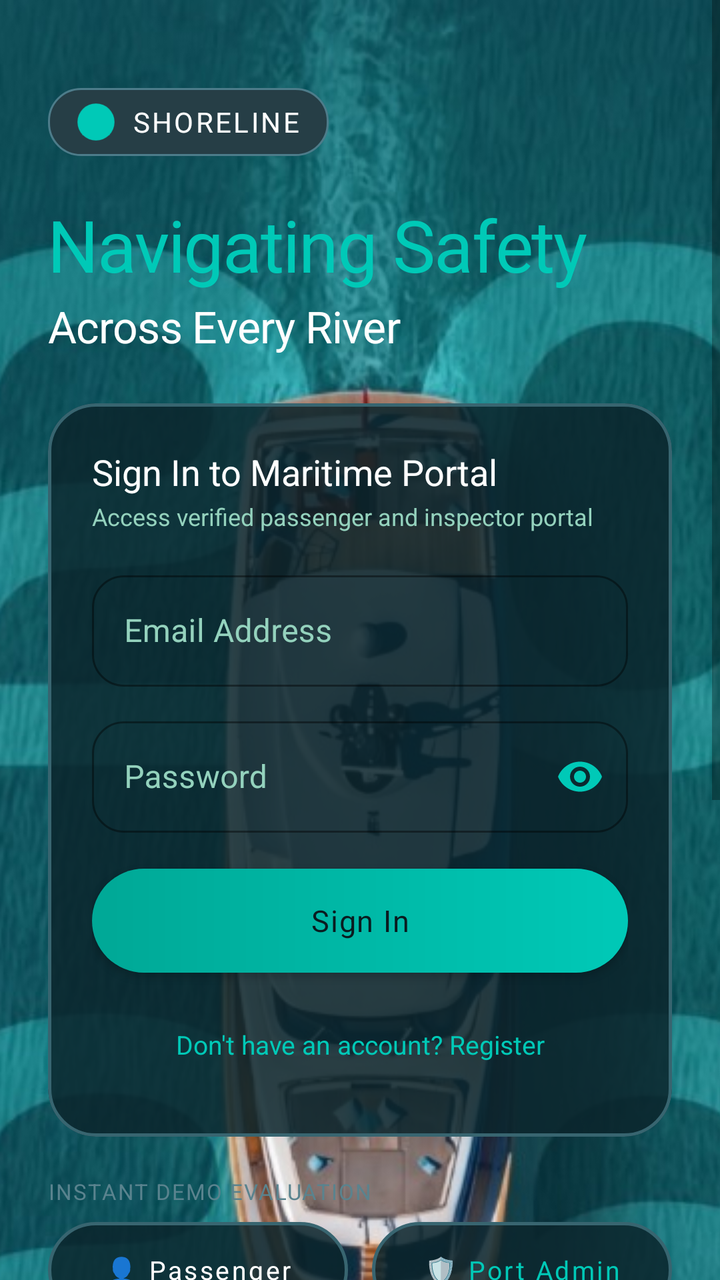
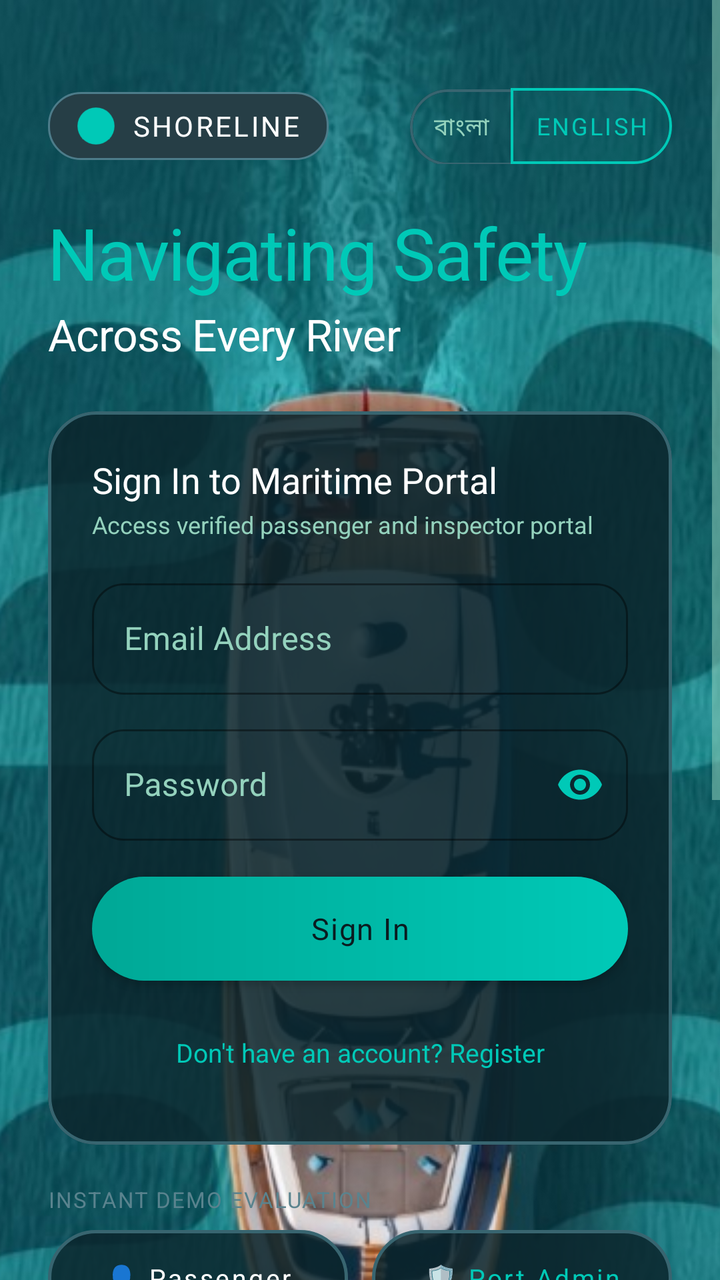

Screens rendered from an Android XML layout before and after an edit, with the pre-edit source and the edit as a unified diff.
<!-- AndroidManifest.xml: application theme Theme.ShoreLine -->
<!-- res/layout/activity_login.xml -->
<?xml version="1.0" encoding="utf-8"?>
<ScrollView xmlns:android="http://schemas.android.com/apk/res/android"
    xmlns:app="http://schemas.android.com/apk/res-auto"
    xmlns:tools="http://schemas.android.com/tools"
    android:layout_width="match_parent"
    android:layout_height="match_parent"
    android:background="@drawable/bg_navara_gradient"
    android:fillViewport="true">

    <androidx.constraintlayout.widget.ConstraintLayout
        android:layout_width="match_parent"
        android:layout_height="wrap_content">

        
        <ImageView
            android:layout_width="match_parent"
            android:layout_height="match_parent"
            android:contentDescription="@null"
            android:scaleType="centerCrop"
            android:src="@drawable/bg_navara_login_hero"
            app:layout_constraintBottom_toBottomOf="parent"
            app:layout_constraintEnd_toEndOf="parent"
            app:layout_constraintStart_toStartOf="parent"
            app:layout_constraintTop_toTopOf="parent" />

        
        <View
            android:layout_width="match_parent"
            android:layout_height="match_parent"
            android:background="#6602181E"
            app:layout_constraintBottom_toBottomOf="parent"
            app:layout_constraintEnd_toEndOf="parent"
            app:layout_constraintStart_toStartOf="parent"
            app:layout_constraintTop_toTopOf="parent" />

        
        <View
            android:layout_width="match_parent"
            android:layout_height="match_parent"
            android:background="@drawable/bg_navara_scrim_gradient"
            app:layout_constraintBottom_toBottomOf="parent"
            app:layout_constraintEnd_toEndOf="parent"
            app:layout_constraintStart_toStartOf="parent"
            app:layout_constraintTop_toTopOf="parent" />

        
        <LinearLayout
            android:layout_width="match_parent"
            android:layout_height="wrap_content"
            android:orientation="vertical"
            android:paddingStart="24dp"
            android:paddingTop="44dp"
            android:paddingEnd="24dp"
            android:paddingBottom="36dp"
            app:layout_constraintEnd_toEndOf="parent"
            app:layout_constraintStart_toStartOf="parent"
            app:layout_constraintTop_toTopOf="parent">

            
            <LinearLayout
                android:layout_width="wrap_content"
                android:layout_height="wrap_content"
                android:background="@drawable/bg_navara_chip"
                android:gravity="center_vertical"
                android:orientation="horizontal"
                android:paddingStart="14dp"
                android:paddingTop="7dp"
                android:paddingEnd="14dp"
                android:paddingBottom="7dp">

                <ImageView
                    android:layout_width="20dp"
                    android:layout_height="20dp"
                    android:contentDescription="@string/app_name"
                    android:src="@drawable/ic_shoreline_logo"
                    app:tint="@color/navara_neon_cyan" />

                <TextView
                    android:layout_width="wrap_content"
                    android:layout_height="wrap_content"
                    android:layout_marginStart="8dp"
                    android:fontFamily="sans-serif-black"
                    android:letterSpacing="0.08"
                    android:text="SHORELINE"
                    android:textColor="@color/navara_text_title"
                    android:textSize="14sp" />
            </LinearLayout>

            
            <TextView
                android:layout_width="wrap_content"
                android:layout_height="wrap_content"
                android:layout_marginTop="20dp"
                android:fontFamily="sans-serif-black"
                android:letterSpacing="-0.02"
                android:text="Navigating Safety"
                android:textColor="@color/navara_neon_cyan"
                android:textSize="36sp" />

            <TextView
                android:layout_width="wrap_content"
                android:layout_height="wrap_content"
                android:layout_marginTop="2dp"
                android:fontFamily="sans-serif-medium"
                android:letterSpacing="-0.01"
                android:text="Across Every River"
                android:textColor="@color/navara_text_title"
                android:textSize="22sp" />

            
            <com.google.android.material.card.MaterialCardView
                android:layout_width="match_parent"
                android:layout_height="wrap_content"
                android:layout_marginTop="24dp"
                app:cardBackgroundColor="@color/navara_glass_surface"
                app:cardCornerRadius="24dp"
                app:cardElevation="0dp"
                app:strokeColor="@color/navara_glass_border"
                app:strokeWidth="1.5dp">

                <LinearLayout
                    android:layout_width="match_parent"
                    android:layout_height="wrap_content"
                    android:orientation="vertical"
                    android:padding="22dp">

                    <TextView
                        android:layout_width="wrap_content"
                        android:layout_height="wrap_content"
                        android:fontFamily="sans-serif-bold"
                        android:text="Sign In to Maritime Portal"
                        android:textColor="@color/navara_text_title"
                        android:textSize="18sp" />

                    <TextView
                        android:layout_width="wrap_content"
                        android:layout_height="wrap_content"
                        android:layout_marginTop="2dp"
                        android:fontFamily="sans-serif"
                        android:text="Access verified passenger and inspector portal"
                        android:textColor="@color/navara_text_subtitle"
                        android:textSize="12sp" />

                    
                    <com.google.android.material.textfield.TextInputLayout
                        style="@style/Widget.MaterialComponents.TextInputLayout.OutlinedBox"
                        android:layout_width="match_parent"
                        android:layout_height="wrap_content"
                        android:layout_marginTop="16dp"
                        android:hint="@string/label_email"
                        android:textColorHint="@color/navara_text_subtitle"
                        app:boxCornerRadiusBottomEnd="16dp"
                        app:boxCornerRadiusBottomStart="16dp"
                        app:boxCornerRadiusTopEnd="16dp"
                        app:boxCornerRadiusTopStart="16dp"
                        app:boxStrokeColor="@color/navara_neon_cyan"
                        app:hintTextColor="@color/navara_neon_cyan">

                        <com.google.android.material.textfield.TextInputEditText
                            android:id="@+id/etEmail"
                            android:layout_width="match_parent"
                            android:layout_height="wrap_content"
                            android:fontFamily="sans-serif"
                            android:inputType="textEmailAddress"
                            android:minHeight="@dimen/min_touch_target"
                            android:textColor="@color/navara_text_title" />
                    </com.google.android.material.textfield.TextInputLayout>

                    
                    <com.google.android.material.textfield.TextInputLayout
                        style="@style/Widget.MaterialComponents.TextInputLayout.OutlinedBox"
                        android:layout_width="match_parent"
                        android:layout_height="wrap_content"
                        android:layout_marginTop="12dp"
                        android:hint="@string/label_password"
                        android:textColorHint="@color/navara_text_subtitle"
                        app:boxCornerRadiusBottomEnd="16dp"
                        app:boxCornerRadiusBottomStart="16dp"
                        app:boxCornerRadiusTopEnd="16dp"
                        app:boxCornerRadiusTopStart="16dp"
                        app:boxStrokeColor="@color/navara_neon_cyan"
                        app:hintTextColor="@color/navara_neon_cyan"
                        app:passwordToggleEnabled="true"
                        app:passwordToggleTint="@color/navara_neon_cyan">

                        <com.google.android.material.textfield.TextInputEditText
                            android:id="@+id/etPassword"
                            android:layout_width="match_parent"
                            android:layout_height="wrap_content"
                            android:fontFamily="sans-serif"
                            android:inputType="textPassword"
                            android:minHeight="@dimen/min_touch_target"
                            android:textColor="@color/navara_text_title" />
                    </com.google.android.material.textfield.TextInputLayout>

                    
                    <ProgressBar
                        android:id="@+id/loginProgress"
                        android:layout_width="wrap_content"
                        android:layout_height="wrap_content"
                        android:layout_gravity="center"
                        android:layout_marginTop="10dp"
                        android:indeterminateTint="@color/navara_neon_cyan"
                        android:visibility="gone" />

                    
                    <com.google.android.material.button.MaterialButton
                        android:id="@+id/btnLogin"
                        android:layout_width="match_parent"
                        android:layout_height="52dp"
                        android:layout_marginTop="18dp"
                        android:background="@drawable/bg_navara_neon_button"
                        android:fontFamily="sans-serif-black"
                        android:letterSpacing="0.04"
                        android:text="@string/btn_login"
                        android:textAllCaps="false"
                        android:textColor="@color/navara_text_dark"
                        android:textSize="15sp"
                        app:backgroundTint="@null" />

                    
                    <TextView
                        android:id="@+id/tvGoToRegister"
                        android:layout_width="match_parent"
                        android:layout_height="wrap_content"
                        android:layout_marginTop="12dp"
                        android:fontFamily="sans-serif-medium"
                        android:gravity="center"
                        android:minHeight="@dimen/min_touch_target"
                        android:padding="8dp"
                        android:text="@string/prompt_no_account"
                        android:textColor="@color/navara_neon_cyan"
                        android:textSize="13sp" />
                </LinearLayout>
            </com.google.android.material.card.MaterialCardView>

            
            <TextView
                android:layout_width="wrap_content"
                android:layout_height="wrap_content"
                android:layout_marginTop="20dp"
                android:fontFamily="sans-serif-medium"
                android:letterSpacing="0.06"
                android:text="INSTANT DEMO EVALUATION"
                android:textColor="@color/navara_text_muted"
                android:textSize="11sp" />

            <LinearLayout
                android:layout_width="match_parent"
                android:layout_height="wrap_content"
                android:layout_marginTop="8dp"
                android:orientation="horizontal">

                <com.google.android.material.button.MaterialButton
                    android:id="@+id/btnDemoPassenger"
                    android:layout_width="0dp"
                    android:layout_height="48dp"
                    android:layout_marginEnd="6dp"
                    android:layout_weight="1"
                    android:background="@drawable/bg_navara_glass_card"
                    android:fontFamily="sans-serif-bold"
                    android:insetTop="0dp"
                    android:insetBottom="0dp"
                    android:text="👤 Passenger"
                    android:textAllCaps="false"
                    android:textColor="@color/navara_text_title"
                    android:textSize="13sp"
                    app:backgroundTint="@null" />

                <com.google.android.material.button.MaterialButton
                    android:id="@+id/btnDemoAdmin"
                    android:layout_width="0dp"
                    android:layout_height="48dp"
                    android:layout_marginStart="6dp"
                    android:layout_weight="1"
                    android:background="@drawable/bg_navara_glass_card"
                    android:fontFamily="sans-serif-bold"
                    android:insetTop="0dp"
                    android:insetBottom="0dp"
                    android:text="🛡️ Port Admin"
                    android:textAllCaps="false"
                    android:textColor="@color/navara_neon_cyan"
                    android:textSize="13sp"
                    app:backgroundTint="@null" />
            </LinearLayout>

            
            <com.google.android.material.button.MaterialButton
                android:id="@+id/btnOpenLifecycleLab"
                style="@style/Widget.MaterialComponents.Button.TextButton"
                android:layout_width="wrap_content"
                android:layout_height="@dimen/min_touch_target"
                android:layout_gravity="center_horizontal"
                android:layout_marginTop="8dp"
                android:fontFamily="sans-serif-medium"
                android:text="@string/btn_open_lifecycle_lab"
                android:textColor="@color/navara_text_subtitle"
                android:textSize="12sp" />

        </LinearLayout>
    </androidx.constraintlayout.widget.ConstraintLayout>
</ScrollView>
<!-- resources referenced by this layout -->
<resources>
  <color name="navara_glass_border">#386570</color>
  <color name="navara_glass_surface">#D90B252C</color>
  <color name="navara_neon_cyan">#00C9B7</color>
  <color name="navara_text_dark">#0A1C20</color>
  <color name="navara_text_muted">#5A838E</color>
  <color name="navara_text_subtitle">#94D2BD</color>
  <color name="navara_text_title">#FFFFFF</color>
  <dimen name="min_touch_target">48dp</dimen>
  <!-- drawable bg_navara_chip (drawable) -->
  <?xml version="1.0" encoding="utf-8"?>
  <shape xmlns:android="http://schemas.android.com/apk/res/android"
      android:shape="rectangle">
      <solid android:color="@color/navara_chip_bg" />
      <stroke
          android:width="1dp"
          android:color="@color/navara_chip_stroke" />
      <corners android:radius="16dp" />
  </shape>
  <!-- drawable bg_navara_glass_card (drawable) -->
  <?xml version="1.0" encoding="utf-8"?>
  <shape xmlns:android="http://schemas.android.com/apk/res/android"
      android:shape="rectangle">
      <solid android:color="@color/navara_glass_surface" />
      <stroke
          android:width="1.5dp"
          android:color="@color/navara_glass_border" />
      <corners android:radius="24dp" />
  </shape>
  <!-- drawable bg_navara_gradient (drawable) -->
  <?xml version="1.0" encoding="utf-8"?>
  <shape xmlns:android="http://schemas.android.com/apk/res/android"
      android:shape="rectangle">
      <gradient
          android:type="linear"
          android:angle="270"
          android:startColor="#031F27"
          android:centerColor="#02181E"
          android:endColor="#010D10" />
  </shape>
  <string name="app_name">ShoreLine</string>
  <string name="btn_login">Sign In</string>
  <string name="btn_open_lifecycle_lab">Open Lifecycle Lab</string>
  <string name="label_email">Email Address</string>
  <string name="label_password">Password</string>
  <string name="prompt_no_account">Don\'t have an account? Register</string>
  <style name="Theme.ShoreLine" parent="Theme.MaterialComponents.Light.NoActionBar">
          
          <item name="colorPrimary">@color/primary_maritime</item>
          <item name="colorPrimaryVariant">@color/primary_variant_navy</item>
          <item name="colorOnPrimary">@color/text_on_primary</item>
  
          
          <item name="colorSecondary">@color/secondary_safety_orange</item>
          <item name="colorSecondaryVariant">@color/secondary_variant_amber</item>
          <item name="colorOnSecondary">@color/text_on_primary</item>
  
          
          <item name="android:statusBarColor">@color/primary_variant_navy</item>
          <item name="android:windowLightStatusBar" tools:targetApi="m">false</item>
  
          
          <item name="android:windowBackground">@color/bg_light_canvas</item>
          <item name="android:colorBackground">@color/bg_light_canvas</item>
  
          
          <item name="fontFamily">sans-serif</item>
      </style>
  <color name="navara_chip_bg">#263E46</color>
  <color name="navara_chip_stroke">#4D7C8A</color>
  <color name="primary_maritime">#0B192C</color>
  <color name="primary_variant_navy">#08121E</color>
  <color name="text_on_primary">#FFFFFF</color>
  <color name="secondary_safety_orange">#E65100</color>
  <color name="secondary_variant_amber">#FF8F00</color>
  <color name="bg_light_canvas">#F8FAFC</color>
  <!-- unchanged entries left out for length: 4 -->
</resources>

<!-- the commit's change to res/layout/activity_login.xml (unified diff, before → after) -->
@@ -58,32 +58,91 @@
 
             
             <LinearLayout
-                android:layout_width="wrap_content"
-                android:layout_height="wrap_content"
-                android:background="@drawable/bg_navara_chip"
+                android:layout_width="match_parent"
+                android:layout_height="wrap_content"
                 android:gravity="center_vertical"
-                android:orientation="horizontal"
-                android:paddingStart="14dp"
-                android:paddingTop="7dp"
-                android:paddingEnd="14dp"
-                android:paddingBottom="7dp">
-
-                <ImageView
-                    android:layout_width="20dp"
-                    android:layout_height="20dp"
-                    android:contentDescription="@string/app_name"
-                    android:src="@drawable/ic_shoreline_logo"
-                    app:tint="@color/navara_neon_cyan" />
-
-                <TextView
+                android:orientation="horizontal">
+
+                
+                <LinearLayout
                     android:layout_width="wrap_content"
                     android:layout_height="wrap_content"
-                    android:layout_marginStart="8dp"
-                    android:fontFamily="sans-serif-black"
-                    android:letterSpacing="0.08"
-                    android:text="SHORELINE"
-                    android:textColor="@color/navara_text_title"
-                    android:textSize="14sp" />
+                    android:background="@drawable/bg_navara_chip"
+                    android:gravity="center_vertical"
+                    android:orientation="horizontal"
+                    android:paddingStart="14dp"
+                    android:paddingTop="7dp"
+                    android:paddingEnd="14dp"
+                    android:paddingBottom="7dp">
+
+                    <ImageView
+                        android:layout_width="20dp"
+                        android:layout_height="20dp"
+                        android:contentDescription="@string/app_name"
+                        android:src="@drawable/ic_shoreline_logo"
+                        app:tint="@color/navara_neon_cyan" />
+
+                    <TextView
+                        android:layout_width="wrap_content"
+                        android:layout_height="wrap_content"
+                        android:layout_marginStart="8dp"
+                        android:fontFamily="sans-serif-black"
+                        android:letterSpacing="0.08"
+                        android:text="SHORELINE"
+                        android:textColor="@color/navara_text_title"
+                        android:textSize="14sp" />
+                </LinearLayout>
+
+                <View
+                    android:layout_width="0dp"
+                    android:layout_height="1dp"
+                    android:layout_weight="1" />
+
+                
+                <com.google.android.material.button.MaterialButtonToggleGroup
+                    android:id="@+id/toggleLanguage"
+                    android:layout_width="wrap_content"
+                    android:layout_height="38dp"
+                    app:checkedButton="@id/btnLangEn"
+                    app:selectionRequired="true"
+                    app:singleSelection="true">
+
+                    <com.google.android.material.button.MaterialButton
+                        android:id="@+id/btnLangBn"
+                        style="@style/Widget.MaterialComponents.Button.OutlinedButton"
+                        android:layout_width="wrap_content"
+                        android:layout_height="38dp"
+                        android:fontFamily="sans-serif-bold"
+                        android:insetTop="0dp"
+                        android:insetBottom="0dp"
+                        android:minWidth="0dp"
+                        android:paddingStart="12dp"
+                        android:paddingEnd="12dp"
+                        android:text="বাংলা"
+                        android:textColor="@color/navara_text_subtitle"
+                        android:textSize="12sp"
+                        app:cornerRadius="19dp"
+                        app:strokeColor="@color/navara_glass_border"
+                        app:strokeWidth="1.2dp" />
+
+                    <com.google.android.material.button.MaterialButton
+                        android:id="@+id/btnLangEn"
+                        style="@style/Widget.MaterialComponents.Button.OutlinedButton"
+                        android:layout_width="wrap_content"
+                        android:layout_height="38dp"
+                        android:fontFamily="sans-serif-bold"
+                        android:insetTop="0dp"
+                        android:insetBottom="0dp"
+                        android:minWidth="0dp"
+                        android:paddingStart="12dp"
+                        android:paddingEnd="12dp"
+                        android:text="English"
+                        android:textColor="@color/navara_neon_cyan"
+                        android:textSize="12sp"
+                        app:cornerRadius="19dp"
+                        app:strokeColor="@color/navara_neon_cyan"
+                        app:strokeWidth="1.2dp" />
+                </com.google.android.material.button.MaterialButtonToggleGroup>
             </LinearLayout>
 
             
@@ -93,7 +152,7 @@
                 android:layout_marginTop="20dp"
                 android:fontFamily="sans-serif-black"
                 android:letterSpacing="-0.02"
-                android:text="Navigating Safety"
+                android:text="@string/login_hero_title"
                 android:textColor="@color/navara_neon_cyan"
                 android:textSize="36sp" />
 
@@ -103,7 +162,7 @@
                 android:layout_marginTop="2dp"
                 android:fontFamily="sans-serif-medium"
                 android:letterSpacing="-0.01"
-                android:text="Across Every River"
+                android:text="@string/login_hero_subtitle"
                 android:textColor="@color/navara_text_title"
                 android:textSize="22sp" />
 
@@ -128,7 +187,7 @@
                         android:layout_width="wrap_content"
                         android:layout_height="wrap_content"
                         android:fontFamily="sans-serif-bold"
-                        android:text="Sign In to Maritime Portal"
+                        android:text="@string/login_card_title"
                         android:textColor="@color/navara_text_title"
                         android:textSize="18sp" />
 
@@ -137,7 +196,7 @@
                         android:layout_height="wrap_content"
                         android:layout_marginTop="2dp"
                         android:fontFamily="sans-serif"
-                        android:text="Access verified passenger and inspector portal"
+                        android:text="@string/login_card_subtitle"
                         android:textColor="@color/navara_text_subtitle"
                         android:textSize="12sp" />
 
@@ -241,7 +300,7 @@
                 android:layout_marginTop="20dp"
                 android:fontFamily="sans-serif-medium"
                 android:letterSpacing="0.06"
-                android:text="INSTANT DEMO EVALUATION"
+                android:text="@string/login_demo_header"
                 android:textColor="@color/navara_text_muted"
                 android:textSize="11sp" />
 
@@ -261,7 +320,7 @@
                     android:fontFamily="sans-serif-bold"
                     android:insetTop="0dp"
                     android:insetBottom="0dp"
-                    android:text="👤 Passenger"
+                    android:text="@string/login_demo_passenger"
                     android:textAllCaps="false"
                     android:textColor="@color/navara_text_title"
                     android:textSize="13sp"
@@ -277,7 +336,7 @@
                     android:fontFamily="sans-serif-bold"
                     android:insetTop="0dp"
                     android:insetBottom="0dp"
-                    android:text="🛡️ Port Admin"
+                    android:text="@string/login_demo_admin"
                     android:textAllCaps="false"
                     android:textColor="@color/navara_neon_cyan"
                     android:textSize="13sp"
<!-- resource entries referenced after the edit -->
@@ -44,37 +44,47 @@
   <string name="btn_open_lifecycle_lab">Open Lifecycle Lab</string>
   <string name="label_email">Email Address</string>
   <string name="label_password">Password</string>
+  <string name="login_card_subtitle">Access verified passenger and inspector portal</string>
+  <string name="login_card_title">Sign In to Maritime Portal</string>
+  <string name="login_demo_admin">🛡️ Port Admin</string>
+  <string name="login_demo_header">INSTANT DEMO EVALUATION</string>
+  <string name="login_demo_passenger">👤 Passenger</string>
+  <string name="login_hero_subtitle">Across Every River</string>
+  <string name="login_hero_title">Navigating Safety</string>
   <string name="prompt_no_account">Don\'t have an account? Register</string>
-  <style name="Theme.ShoreLine" parent="Theme.MaterialComponents.Light.NoActionBar">
+  <style name="Theme.ShoreLine" parent="Theme.MaterialComponents.NoActionBar">
           
-          <item name="colorPrimary">@color/primary_maritime</item>
-          <item name="colorPrimaryVariant">@color/primary_variant_navy</item>
-          <item name="colorOnPrimary">@color/text_on_primary</item>
+          <item name="colorPrimary">@color/navara_neon_cyan</item>
+          <item name="colorPrimaryVariant">@color/navara_bg_base</item>
+          <item name="colorOnPrimary">@color/navara_text_dark</item>
   
           
-          <item name="colorSecondary">@color/secondary_safety_orange</item>
-          <item name="colorSecondaryVariant">@color/secondary_variant_amber</item>
-          <item name="colorOnSecondary">@color/text_on_primary</item>
+          <item name="colorSecondary">@color/navara_neon_cyan</item>
+          <item name="colorSecondaryVariant">@color/navara_mint</item>
+          <item name="colorOnSecondary">@color/navara_text_dark</item>
   
           
-          <item name="android:statusBarColor">@color/primary_variant_navy</item>
+          <item name="android:statusBarColor">@color/navara_bg_base</item>
           <item name="android:windowLightStatusBar" tools:targetApi="m">false</item>
   
           
-          <item name="android:windowBackground">@color/bg_light_canvas</item>
-          <item name="android:colorBackground">@color/bg_light_canvas</item>
+          <item name="android:windowBackground">@color/navara_bg_base</item>
+          <item name="android:colorBackground">@color/navara_bg_base</item>
+  
+          
+          <item name="android:textColorPrimary">@color/navara_text_title</item>
+          <item name="android:textColorSecondary">@color/navara_text_subtitle</item>
+          <item name="android:editTextColor">@color/navara_text_title</item>
+          <item name="colorSurface">@color/navara_glass_surface</item>
+          <item name="colorOnSurface">@color/navara_text_title</item>
   
           
           <item name="fontFamily">sans-serif</item>
       </style>
   <color name="navara_chip_bg">#263E46</color>
   <color name="navara_chip_stroke">#4D7C8A</color>
-  <color name="primary_maritime">#0B192C</color>
-  <color name="primary_variant_navy">#08121E</color>
-  <color name="text_on_primary">#FFFFFF</color>
-  <color name="secondary_safety_orange">#E65100</color>
-  <color name="secondary_variant_amber">#FF8F00</color>
-  <color name="bg_light_canvas">#F8FAFC</color>
+  <color name="navara_bg_base">#02181E</color>
+  <color name="navara_mint">#94D2BD</color>
   <!-- unchanged entries left out for length: 4 -->
 </resources>
 
